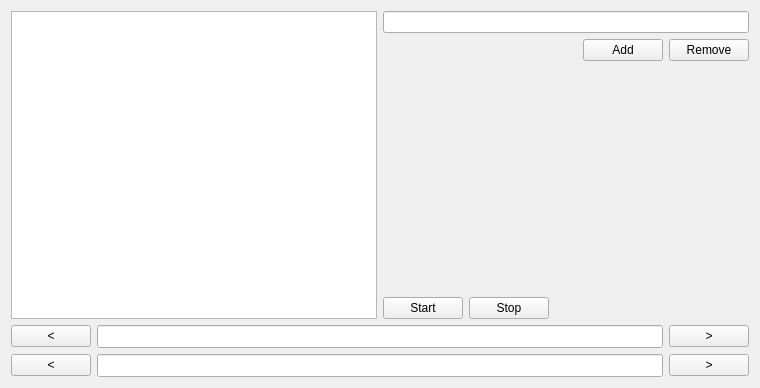
Above: sequence_converter/nma.ui from spiritt123/sequence_converter before the change. Below: the same form after it.
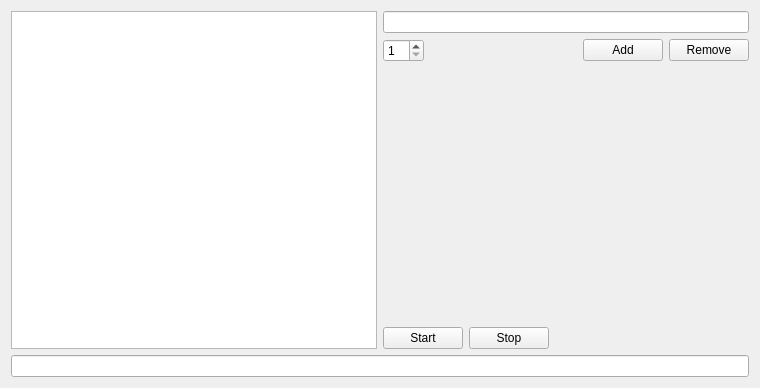
That is the form after the change.

Patch:
```diff
--- a/sequence_converter/nma.ui
+++ b/sequence_converter/nma.ui
@@ -36,6 +36,13 @@
            </item>
            <item>
             <layout class="QHBoxLayout" name="horizontalLayout_6">
+           <item>
+            <widget class="QSpinBox" name="number_of_rule">
+             <property name="minimum">
+              <number>1</number>
+             </property>
+            </widget>
+           </item>
              <item>
               <spacer name="horizontalSpacer_2">
                <property name="orientation">
@@ -114,67 +121,7 @@
       </layout>
      </item>
      <item>
-      <layout class="QHBoxLayout" name="horizontalLayout_2">
-       <item>
-        <layout class="QGridLayout" name="gridLayout_2">
-         <item row="0" column="2">
-          <widget class="QPushButton" name="button_right_tape">
-           <property name="text">
-            <string>&gt;</string>
-           </property>
-          </widget>
-         </item>
-         <item row="2" column="2">
-          <widget class="QPushButton" name="button_right_pointer">
-           <property name="text">
-            <string>&gt;</string>
-           </property>
-          </widget>
-         </item>
-         <item row="2" column="0">
-          <widget class="QPushButton" name="button_left_pointer">
-           <property name="text">
-            <string>&lt;</string>
-           </property>
-          </widget>
-         </item>
-         <item row="0" column="0">
-          <widget class="QPushButton" name="button_left_tape">
-           <property name="text">
-            <string>&lt;</string>
-           </property>
-          </widget>
-         </item>
-         <item row="0" column="1">
-          <widget class="QLineEdit" name="line_tape">
-           <property name="maximumSize">
-            <size>
-             <width>16777215</width>
-             <height>16777206</height>
-            </size>
-           </property>
-           <property name="font">
-            <font>
-             <family>Noto Mono</family>
-            </font>
-           </property>
-          </widget>
-         </item>
-         <item row="2" column="1">
-          <widget class="QLineEdit" name="line_pointer">
-           <property name="font">
-            <font>
-             <family>Noto Mono</family>
-            </font>
-           </property>
-           <property name="readOnly">
-            <bool>true</bool>
-           </property>
-          </widget>
-         </item>
-        </layout>
-       </item>
-      </layout>
+      <widget class="QLineEdit" name="tape"/>
      </item>
     </layout>
    </item>
```
Left out of the diff: 4 changed lines with no effect on the pictures. Lines whose indentation alone changed are shown as unchanged.
